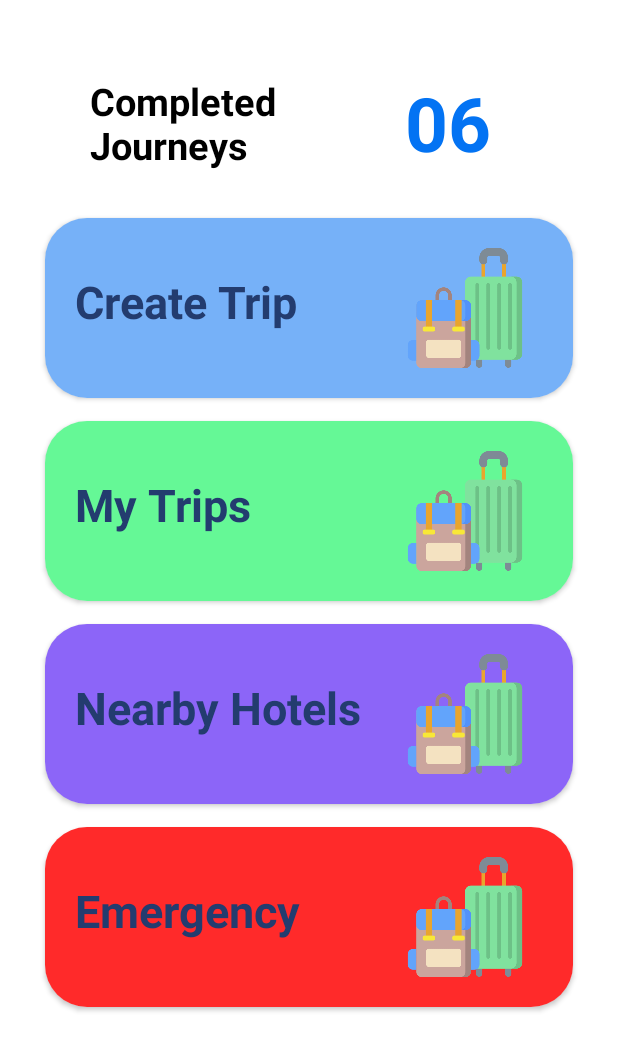
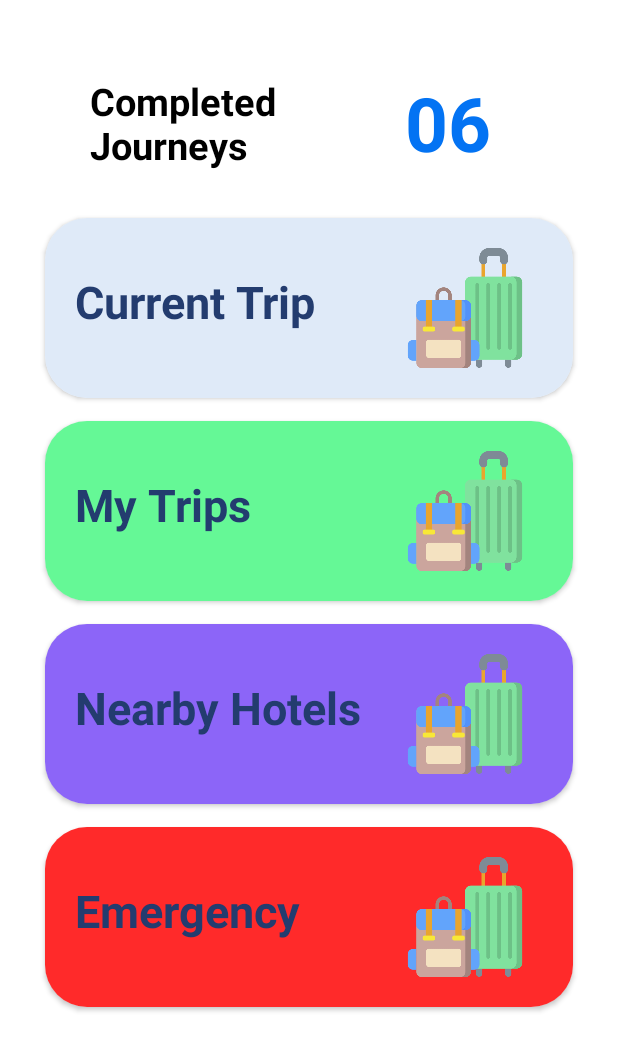
Before and after one commit to cbjayanath/MAD-project, an Android app: the layout activity_main_menu.xml on its own in the app's theme, with its tools: preview values and no code run, on a phone screen of 412 x 824 dp. Shown: the top 1051 px of the screen. Run offline under Robolectric (Android 15) with nearby library versions, the phone set to English and light mode, and no system bars.

Commit message:
All member activities , Backpack activities , location activities are done and added MainMenu Activity

```diff
--- a/app/src/main/java/com/example/nextrip/LocationDetails.kt
+++ b/app/src/main/java/com/example/nextrip/LocationDetails.kt
@@ -122,7 +122,7 @@ class LocationDetails : AppCompatActivity() {
             val writer = QRCodeWriter()
 
             try {
-                val bitMatrix = writer.encode(qr, BarcodeFormat.QR_CODE, 50, 50)
+                val bitMatrix = writer.encode(qr, BarcodeFormat.QR_CODE, 100, 100)
                 val width = bitMatrix.width
                 val height = bitMatrix.height
                 val bmp = Bitmap.createBitmap(width, height, Bitmap.Config.RGB_565)
--- a/app/src/main/res/layout/activity_location_details.xml
+++ b/app/src/main/res/layout/activity_location_details.xml
@@ -71,7 +71,7 @@
             android:layout_marginBottom="1dp"
             android:text="Date"
             android:textColor="#9568E4"
-            android:textSize="16sp"
+            android:textSize="12sp"
             android:textStyle="bold" />
 
         <TextView
@@ -197,8 +197,8 @@
             android:layout_marginRight="25dp"
             android:layout_marginBottom="1dp"
             android:text="Completed"
-            android:textColor="#3A4D50"
-            android:textSize="18sp"
+            android:textColor="#637D81"
+            android:textSize="14sp"
             android:visibility="gone"
             android:textStyle="normal" />
 
--- a/app/src/main/res/layout/activity_main.xml
+++ b/app/src/main/res/layout/activity_main_menu.xml
@@ -37,7 +37,7 @@
         android:orientation="vertical">
 
         <androidx.cardview.widget.CardView
-            android:id="@+id/c1"
+            android:id="@+id/currentTripCard"
             android:layout_width="match_parent"
             android:clickable="true"
             android:foreground="?attr/selectableItemBackground"
@@ -53,51 +53,7 @@
 
                 android:layout_width="match_parent"
                 android:layout_height="match_parent"
-                android:background="@color/blue01"
-                android:padding="10dp">
-
-                <TextView
-                    android:layout_width="wrap_content"
-                    android:layout_height="wrap_content"
-                    android:layout_marginLeft="10dp"
-                    android:layout_marginTop="25dp"
-                    android:text="Create Trip"
-                    android:textColor="#233C6F"
-                    android:textSize="30sp"
-                    android:textStyle="bold" />
-
-                <ImageView
-                    android:layout_width="80dp"
-                    android:layout_height="80dp"
-                    android:layout_marginLeft="230dp"
-                    android:layout_marginTop="10dp"
-                    android:maxHeight="100dp"
-                    android:src="@drawable/luggage">
-
-                </ImageView>
-
-            </RelativeLayout>
-
-        </androidx.cardview.widget.CardView>
-
-        <androidx.cardview.widget.CardView
-            android:id="@+id/currentTripCard"
-            android:layout_width="match_parent"
-            android:clickable="true"
-            android:foreground="?attr/selectableItemBackground"
-            android:layout_height="120dp"
-            app:cardCornerRadius="28dp"
-            android:layout_marginTop="30dp"
-            android:layout_marginLeft="10dp"
-            android:layout_marginRight="10dp"
-            android:visibility="gone"
-            android:focusable="true">
-
-            <RelativeLayout
-
-                android:layout_width="match_parent"
-                android:layout_height="match_parent"
-                android:background="#EDE8F6"
+                android:background="#DFEAF8"
                 android:padding="10dp">
 
                 <TextView
```
Also changed, not shown: app/src/main/AndroidManifest.xml (+7 -0 lines), app/src/main/java/com/example/nextrip/Location.kt (+5 -7 lines), app/src/main/java/com/example/nextrip/MainActivity.kt (+2 -25 lines), app/src/main/java/com/example/nextrip/MainMenu.kt (added, +29 -0 lines).
